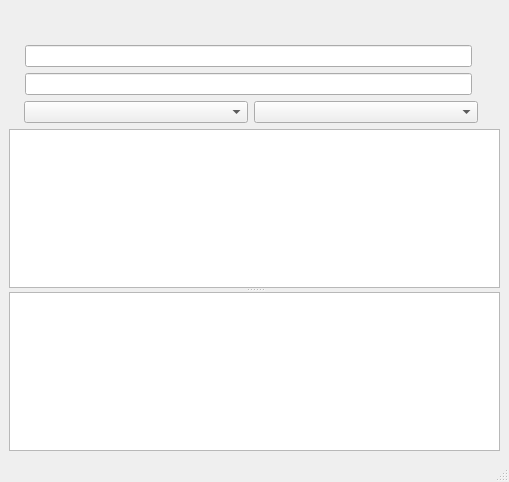
This is src/grooveoff/MainWindow.ui in gcala/grooveoff as Qt 5 draws it before an edit. The edited form follows.
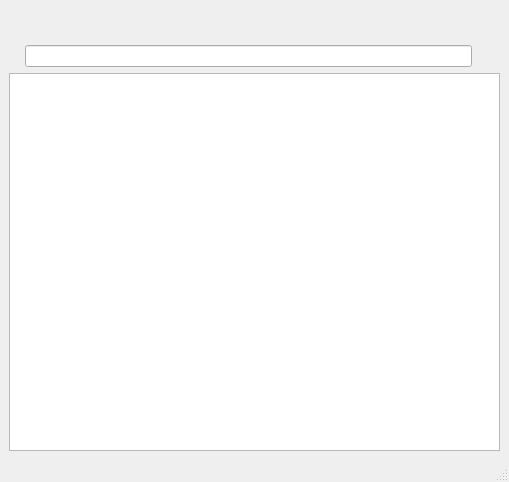
This is the edited form. Custom widgets are drawn as their Qt base class.

Patch:
```diff
--- a/src/grooveoff/MainWindow.ui
+++ b/src/grooveoff/MainWindow.ui
@@ -126,109 +126,7 @@
            </item>
           </layout>
          </item>
-         <item row="1" column="0">
-          <widget class="QLabel" name="label4">
-           <property name="text">
-            <string/>
-           </property>
-          </widget>
-         </item>
-         <item row="1" column="1">
-          <widget class="QLineEdit" name="pathLine"/>
-         </item>
-         <item row="1" column="2">
-          <widget class="SvgButton" name="browseButton" native="true">
-           <property name="minimumSize">
-            <size>
-             <width>16</width>
-             <height>16</height>
-            </size>
-           </property>
-          </widget>
-         </item>
-        </layout>
-       </item>
-       <item>
-        <widget class="QWidget" name="combosContainer" native="true">
-         <layout class="QHBoxLayout" name="horizontalLayout_3">
-          <property name="leftMargin">
-           <number>2</number>
-          </property>
-          <property name="topMargin">
-           <number>0</number>
-          </property>
-          <property name="rightMargin">
-           <number>0</number>
-          </property>
-          <property name="bottomMargin">
-           <number>0</number>
-          </property>
-          <item>
-           <widget class="QLabel" name="matchesMessage">
-            <property name="sizePolicy">
-             <sizepolicy hsizetype="Fixed" vsizetype="Preferred">
-              <horstretch>0</horstretch>
-              <verstretch>0</verstretch>
-             </sizepolicy>
-            </property>
-            <property name="styleSheet">
-             <string notr="true"/>
-            </property>
-            <property name="text">
-             <string/>
-            </property>
-           </widget>
-          </item>
-          <item>
-           <widget class="ElidedComboBox" name="artistsCB">
-            <property name="sizePolicy">
-             <sizepolicy hsizetype="Expanding" vsizetype="Fixed">
-              <horstretch>0</horstretch>
-              <verstretch>0</verstretch>
-             </sizepolicy>
-            </property>
-            <property name="minimumSize">
-             <size>
-              <width>180</width>
-              <height>0</height>
-             </size>
-            </property>
-            <property name="frame">
-             <bool>true</bool>
-            </property>
-           </widget>
-          </item>
-          <item>
-           <widget class="ElidedComboBox" name="albumsCB">
-            <property name="sizePolicy">
-             <sizepolicy hsizetype="Expanding" vsizetype="Fixed">
-              <horstretch>0</horstretch>
-              <verstretch>0</verstretch>
-             </sizepolicy>
-            </property>
-            <property name="minimumSize">
-             <size>
-              <width>180</width>
-              <height>0</height>
-             </size>
-            </property>
-            <property name="frame">
-             <bool>true</bool>
-            </property>
-           </widget>
-          </item>
-          <item>
-           <widget class="SvgButton" name="batchDownloadButton" native="true">
-            <property name="minimumSize">
-             <size>
-              <width>16</width>
-              <height>16</height>
-             </size>
-            </property>
-           </widget>
-          </item>
          </layout>
-        </widget>
        </item>
       </layout>
      </widget>
@@ -238,7 +136,6 @@
       <property name="orientation">
        <enum>Qt::Vertical</enum>
       </property>
-      <widget class="QListWidget" name="matchList"/>
       <widget class="DownloadList" name="downloadList">
        <property name="dragDropMode">
         <enum>QAbstractItemView::InternalMove</enum>
@@ -261,11 +158,6 @@
   <widget class="QStatusBar" name="statusbar"/>
  </widget>
  <customwidgets>
-  <customwidget>
-   <class>ElidedComboBox</class>
-   <extends>QComboBox</extends>
-   <header location="global">widgets/ElidedComboBox.h</header>
-  </customwidget>
   <customwidget>
    <class>DownloadList</class>
    <extends>QListWidget</extends>
```
Left out of the diff: 24 changed lines with no effect on the pictures.
